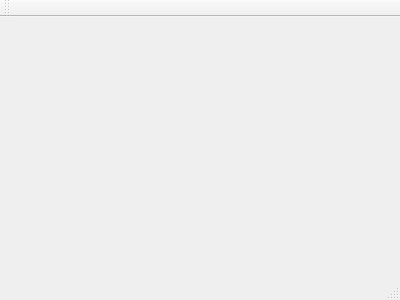
This is rubikomo/mainwindow.ui in siemensmacv/rubik-teacher as Qt 5 draws it before an edit. The edited form follows.
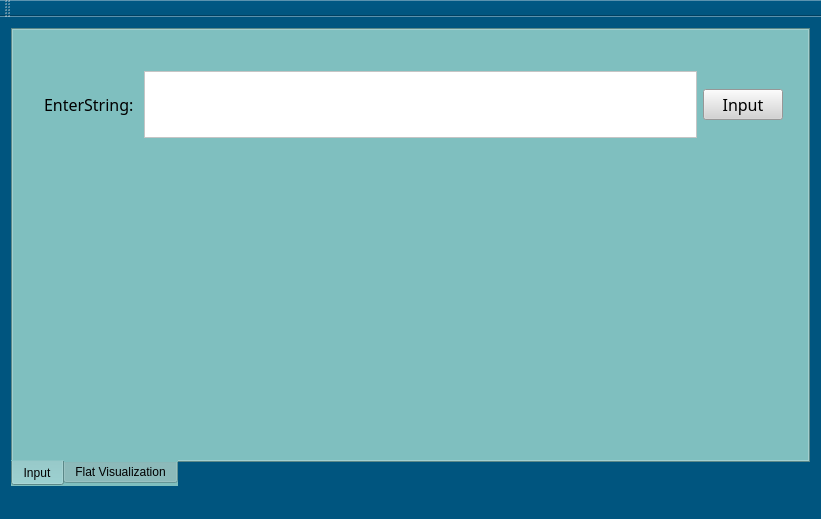
This is the edited form.

Commit message: main window tabs

What changed in the file:
```diff
--- a/rubikomo/mainwindow.ui
+++ b/rubikomo/mainwindow.ui
@@ -1,24 +1,180 @@
 <ui version="4.0">
  <class>MainWindow</class>
- <widget class="QMainWindow" name="MainWindow" >
-  <property name="geometry" >
+ <widget class="QMainWindow" name="MainWindow">
+  <property name="geometry">
    <rect>
     <x>0</x>
     <y>0</y>
-    <width>400</width>
-    <height>300</height>
+    <width>821</width>
+    <height>519</height>
    </rect>
   </property>
   <property name="windowTitle" >
    <string>MainWindow</string>
   </property>
-  <widget class="QMenuBar" name="menuBar" />
-  <widget class="QToolBar" name="mainToolBar" />
-  <widget class="QWidget" name="centralWidget" />
-  <widget class="QStatusBar" name="statusBar" />
+  <property name="styleSheet">
+   <string notr="true">background-color:rgb(0, 85, 127)</string>
+  </property>
+  <widget class="QWidget" name="centralWidget">
+   <property name="sizePolicy">
+    <sizepolicy hsizetype="Preferred" vsizetype="Preferred">
+     <horstretch>0</horstretch>
+     <verstretch>0</verstretch>
+    </sizepolicy>
+   </property>
+   <layout class="QHBoxLayout" name="horizontalLayout_2">
+    <item>
+     <widget class="QTabWidget" name="tabWidget">
+      <property name="sizePolicy">
+       <sizepolicy hsizetype="Expanding" vsizetype="Expanding">
+        <horstretch>0</horstretch>
+        <verstretch>0</verstretch>
+       </sizepolicy>
+      </property>
+      <property name="autoFillBackground">
+       <bool>false</bool>
+      </property>
+      <property name="styleSheet">
+       <string notr="true">background-color:rgb(127, 191, 191)</string>
+      </property>
+      <property name="tabPosition">
+       <enum>QTabWidget::South</enum>
+      </property>
+      <property name="currentIndex">
+       <number>0</number>
+      </property>
+      <property name="elideMode">
+       <enum>Qt::ElideRight</enum>
+      </property>
+      <widget class="QWidget" name="tab_0">
+       <property name="sizePolicy">
+        <sizepolicy hsizetype="Expanding" vsizetype="Expanding">
+         <horstretch>0</horstretch>
+         <verstretch>0</verstretch>
+        </sizepolicy>
+       </property>
+       <attribute name="title">
+        <string>Input</string>
+       </attribute>
+       <widget class="QWidget" name="horizontalLayoutWidget">
+        <property name="geometry">
+         <rect>
+          <x>20</x>
+          <y>30</y>
+          <width>761</width>
+          <height>89</height>
+         </rect>
+        </property>
+        <layout class="QHBoxLayout" name="textInputLayout">
+         <property name="sizeConstraint">
+          <enum>QLayout::SetDefaultConstraint</enum>
+         </property>
+         <item>
+          <widget class="QLabel" name="label">
+           <property name="sizePolicy">
+            <sizepolicy hsizetype="Minimum" vsizetype="Fixed">
+             <horstretch>0</horstretch>
+             <verstretch>0</verstretch>
+            </sizepolicy>
+           </property>
+           <property name="font">
+            <font>
+             <family>Segoe UI Semibold</family>
+             <pointsize>12</pointsize>
+            </font>
+           </property>
+           <property name="text">
+            <string>EnterString: </string>
+           </property>
+          </widget>
+         </item>
+         <item>
+          <widget class="QTextEdit" name="textEdit">
+           <property name="sizePolicy">
+            <sizepolicy hsizetype="Expanding" vsizetype="Expanding">
+             <horstretch>0</horstretch>
+             <verstretch>0</verstretch>
+            </sizepolicy>
+           </property>
+           <property name="maximumSize">
+            <size>
+             <width>16777215</width>
+             <height>16777215</height>
+            </size>
+           </property>
+           <property name="font">
+            <font>
+             <family>Segoe UI Semibold</family>
+             <pointsize>12</pointsize>
+             <weight>50</weight>
+             <bold>false</bold>
+            </font>
+           </property>
+           <property name="styleSheet">
+            <string notr="true">background:white</string>
+           </property>
+          </widget>
+         </item>
+         <item>
+          <widget class="QPushButton" name="inputButton">
+           <property name="maximumSize">
+            <size>
+             <width>16777215</width>
+             <height>16777215</height>
+            </size>
+           </property>
+           <property name="font">
+            <font>
+             <family>Segoe UI Semibold</family>
+             <pointsize>12</pointsize>
+             <weight>50</weight>
+             <bold>false</bold>
+            </font>
+           </property>
+           <property name="mouseTracking">
+            <bool>false</bool>
+           </property>
+           <property name="styleSheet">
+            <string notr="true">background-color:lightgray</string>
+           </property>
+           <property name="text">
+            <string>Input</string>
+           </property>
+          </widget>
+         </item>
+        </layout>
+       </widget>
+      </widget>
+      <widget class="QWidget" name="tab_1">
+       <attribute name="title">
+        <string>Flat Visualization</string>
+       </attribute>
+      </widget>
+     </widget>
+    </item>
+   </layout>
+  </widget>
+  <widget class="QMenuBar" name="menuBar">
+   <property name="geometry">
+    <rect>
+     <x>0</x>
+     <y>0</y>
+     <width>821</width>
+     <height>26</height>
+    </rect>
+   </property>
+  </widget>
+  <widget class="QToolBar" name="mainToolBar">
+   <attribute name="toolBarArea">
+    <enum>TopToolBarArea</enum>
+   </attribute>
+   <attribute name="toolBarBreak">
+    <bool>false</bool>
+   </attribute>
+  </widget>
+  <widget class="QStatusBar" name="statusBar"/>
  </widget>
- <layoutDefault spacing="6" margin="11" />
- <pixmapfunction></pixmapfunction>
+ <layoutdefault spacing="6" margin="11"/>
  <resources/>
  <connections/>
 </ui>
```
Left out of the diff: 3 changed lines with no effect on the pictures.
